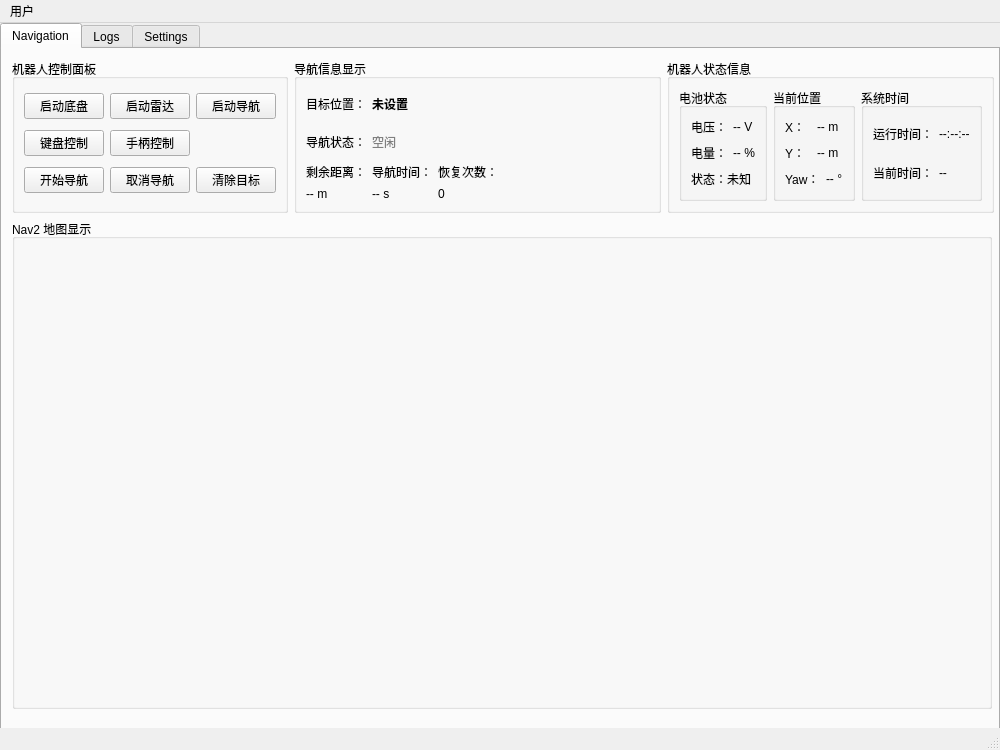
Before: the Qt Designer form renwu/mainwindow.ui in csdadd/BiSheWslTest_ws-src, drawn with Qt 5.
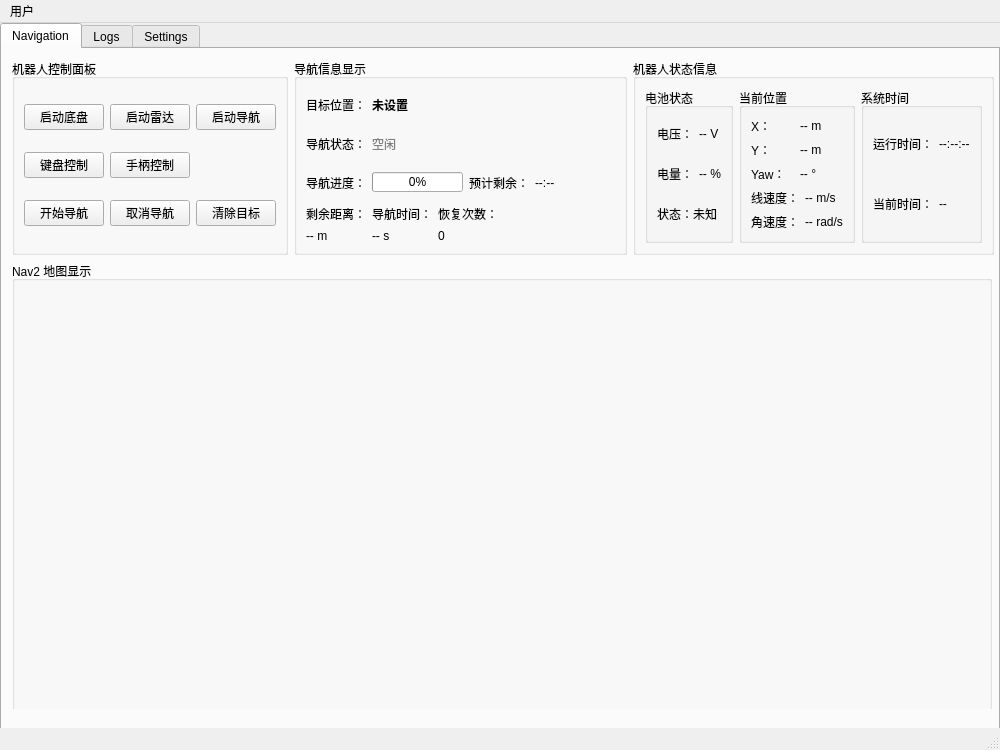
After: the same form once the commit is applied. The open tabs and pages were chosen to show the change.

Patch:
```diff
--- a/renwu/mainwindow.ui
+++ b/renwu/mainwindow.ui
@@ -193,6 +193,60 @@
               </item>
              </layout>
             </item>
+            <item>
+             <layout class="QHBoxLayout" name="navigationProgressLayout">
+              <item>
+               <widget class="QLabel" name="labelProgressInfo">
+                <property name="text">
+                 <string>导航进度：</string>
+                </property>
+               </widget>
+              </item>
+              <item>
+               <widget class="QProgressBar" name="navigationProgressBar">
+                <property name="maximumSize">
+                 <size>
+                  <width>150</width>
+                  <height>20</height>
+                 </size>
+                </property>
+                <property name="value">
+                 <number>0</number>
+                </property>
+                <property name="format">
+                 <string>%p%</string>
+                </property>
+               </widget>
+              </item>
+              <item>
+               <widget class="QLabel" name="labelEstimatedTimeInfo">
+                <property name="text">
+                 <string>预计剩余：</string>
+                </property>
+               </widget>
+              </item>
+              <item>
+               <widget class="QLabel" name="labelEstimatedTime">
+                <property name="text">
+                 <string>--:--</string>
+                </property>
+               </widget>
+              </item>
+              <item>
+               <spacer name="navigationProgressSpacer">
+                <property name="orientation">
+                 <enum>Qt::Horizontal</enum>
+                </property>
+                <property name="sizeHint" stdset="0">
+                 <size>
+                  <width>40</width>
+                  <height>20</height>
+                 </size>
+                </property>
+               </spacer>
+              </item>
+             </layout>
+            </item>
             <item>
              <layout class="QHBoxLayout" name="navigationInfoLayout">
               <item>
@@ -385,6 +439,42 @@
                  </item>
                 </layout>
                </item>
+               <item>
+                <layout class="QHBoxLayout" name="linearVelLayout">
+                 <item>
+                  <widget class="QLabel" name="labelLinearVelInfo">
+                   <property name="text">
+                    <string>线速度：</string>
+                   </property>
+                  </widget>
+                 </item>
+                 <item>
+                  <widget class="QLabel" name="labelLinearVel">
+                   <property name="text">
+                    <string>-- m/s</string>
+                   </property>
+                  </widget>
+                 </item>
+                </layout>
+               </item>
+               <item>
+                <layout class="QHBoxLayout" name="angularVelLayout">
+                 <item>
+                  <widget class="QLabel" name="labelAngularVelInfo">
+                   <property name="text">
+                    <string>角速度：</string>
+                   </property>
+                  </widget>
+                 </item>
+                 <item>
+                  <widget class="QLabel" name="labelAngularVel">
+                   <property name="text">
+                    <string>-- rad/s</string>
+                   </property>
+                  </widget>
+                 </item>
+                </layout>
+               </item>
               </layout>
              </widget>
             </item>
```
